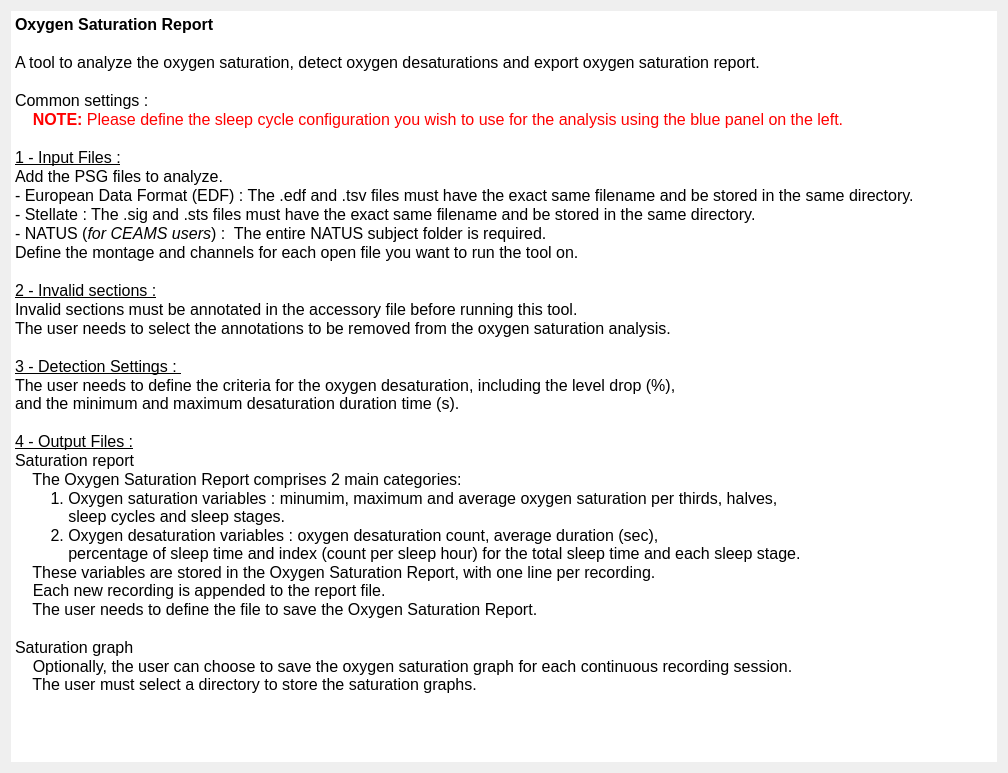
The window that tools/CEAMSTools/OxygenSaturationReport/IntroStep/Ui_IntroStep.ui (SnoozToolbox/snooz-package-ceams) describes before a commit, drawn with Qt 5.
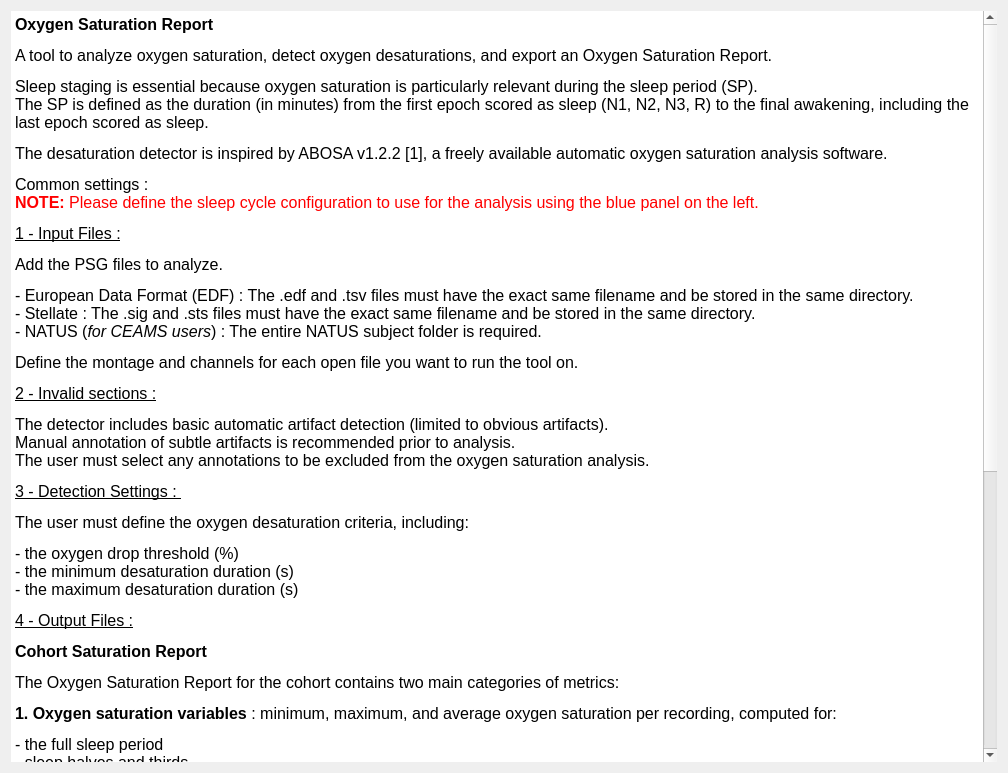
The same window after the commit.

Commit message: UI update to reflect ABOSA integration

```diff
--- a/tools/CEAMSTools/OxygenSaturationReport/IntroStep/Ui_IntroStep.ui
+++ b/tools/CEAMSTools/OxygenSaturationReport/IntroStep/Ui_IntroStep.ui
@@ -42,37 +42,32 @@
 li.unchecked::marker { content: &quot;\2610&quot;; }
 li.checked::marker { content: &quot;\2612&quot;; }
 &lt;/style&gt;&lt;/head&gt;&lt;body style=&quot; font-family:'Roboto'; font-size:12pt; font-weight:400; font-style:normal;&quot;&gt;
-&lt;p style=&quot; margin-top:0px; margin-bottom:0px; margin-left:0px; margin-right:0px; -qt-block-indent:0; text-indent:0px;&quot;&gt;&lt;span style=&quot; font-weight:600;&quot;&gt;Oxygen Saturation Report&lt;/span&gt;&lt;/p&gt;
-&lt;p style=&quot;-qt-paragraph-type:empty; margin-top:0px; margin-bottom:0px; margin-left:0px; margin-right:0px; -qt-block-indent:0; text-indent:0px;&quot;&gt;&lt;br /&gt;&lt;/p&gt;
-&lt;p style=&quot; margin-top:0px; margin-bottom:0px; margin-left:0px; margin-right:0px; -qt-block-indent:0; text-indent:0px;&quot;&gt;A tool to analyze the oxygen saturation, detect oxygen desaturations and export oxygen saturation report.&lt;/p&gt;
-&lt;p style=&quot;-qt-paragraph-type:empty; margin-top:0px; margin-bottom:0px; margin-left:0px; margin-right:0px; -qt-block-indent:0; text-indent:0px;&quot;&gt;&lt;br /&gt;&lt;/p&gt;
-&lt;p style=&quot; margin-top:0px; margin-bottom:0px; margin-left:0px; margin-right:0px; -qt-block-indent:0; text-indent:0px;&quot;&gt;Common settings : &lt;/p&gt;
-&lt;p style=&quot; margin-top:0px; margin-bottom:0px; margin-left:0px; margin-right:0px; -qt-block-indent:0; text-indent:0px;&quot;&gt;&lt;span style=&quot; font-weight:700; color:#ff0000;&quot;&gt;    NOTE:&lt;/span&gt;&lt;span style=&quot; color:#ff0000;&quot;&gt; Please define the sleep cycle configuration you wish to use for the analysis using the blue panel on the left.&lt;/span&gt;&lt;/p&gt;
-&lt;p style=&quot;-qt-paragraph-type:empty; margin-top:0px; margin-bottom:0px; margin-left:0px; margin-right:0px; -qt-block-indent:0; text-indent:0px;&quot;&gt;&lt;br /&gt;&lt;/p&gt;
-&lt;p style=&quot; margin-top:0px; margin-bottom:0px; margin-left:0px; margin-right:0px; -qt-block-indent:0; text-indent:0px;&quot;&gt;&lt;span style=&quot; text-decoration: underline;&quot;&gt;1 - Input Files :&lt;/span&gt;&lt;/p&gt;
-&lt;p style=&quot; margin-top:0px; margin-bottom:0px; margin-left:0px; margin-right:0px; -qt-block-indent:0; text-indent:0px;&quot;&gt;Add the PSG files to analyze.&lt;/p&gt;
-&lt;p style=&quot; margin-top:0px; margin-bottom:0px; margin-left:0px; margin-right:0px; -qt-block-indent:0; text-indent:0px;&quot;&gt;&lt;span style=&quot; font-family:'Roboto-Regular';&quot;&gt;- European Data Format (EDF) : The .edf and .tsv files must have the exact same filename and be stored in the same directory.&lt;/span&gt;&lt;/p&gt;
-&lt;p style=&quot; margin-top:0px; margin-bottom:0px; margin-left:0px; margin-right:0px; -qt-block-indent:0; text-indent:0px;&quot;&gt;&lt;span style=&quot; font-family:'Roboto-Regular';&quot;&gt;- Stellate : The .sig and .sts files must have the exact same filename and be stored in the same directory.&lt;/span&gt;&lt;/p&gt;
-&lt;p style=&quot; margin-top:0px; margin-bottom:0px; margin-left:0px; margin-right:0px; -qt-block-indent:0; text-indent:0px;&quot;&gt;&lt;span style=&quot; font-family:'Roboto-Regular';&quot;&gt;- NATUS (&lt;/span&gt;&lt;span style=&quot; font-family:'Roboto-Regular'; font-style:italic;&quot;&gt;for CEAMS users&lt;/span&gt;&lt;span style=&quot; font-family:'Roboto-Regular';&quot;&gt;) : &lt;/span&gt;&lt;span style=&quot; font-family:'MS Shell Dlg 2';&quot;&gt; The entire NATUS subject folder is required.&lt;/span&gt;&lt;/p&gt;
-&lt;p style=&quot; margin-top:0px; margin-bottom:0px; margin-left:0px; margin-right:0px; -qt-block-indent:0; text-indent:0px;&quot;&gt;Define the montage and channels for each open file you want to run the tool on.&lt;/p&gt;
-&lt;p style=&quot;-qt-paragraph-type:empty; margin-top:0px; margin-bottom:0px; margin-left:0px; margin-right:0px; -qt-block-indent:0; text-indent:0px;&quot;&gt;&lt;br /&gt;&lt;/p&gt;
-&lt;p style=&quot; margin-top:0px; margin-bottom:0px; margin-left:0px; margin-right:0px; -qt-block-indent:0; text-indent:0px;&quot;&gt;&lt;span style=&quot; text-decoration: underline;&quot;&gt;2 - Invalid sections :&lt;/span&gt;&lt;/p&gt;
-&lt;p style=&quot; margin-top:0px; margin-bottom:0px; margin-left:0px; margin-right:0px; -qt-block-indent:0; text-indent:0px;&quot;&gt;Invalid sections must be annotated in the accessory file before running this tool.&lt;/p&gt;
-&lt;p style=&quot; margin-top:0px; margin-bottom:0px; margin-left:0px; margin-right:0px; -qt-block-indent:0; text-indent:0px;&quot;&gt;The user needs to select the annotations to be removed from the oxygen saturation analysis.&lt;/p&gt;
-&lt;p style=&quot;-qt-paragraph-type:empty; margin-top:0px; margin-bottom:0px; margin-left:0px; margin-right:0px; -qt-block-indent:0; text-indent:0px;&quot;&gt;&lt;br /&gt;&lt;/p&gt;
-&lt;p style=&quot; margin-top:0px; margin-bottom:0px; margin-left:0px; margin-right:0px; -qt-block-indent:0; text-indent:0px;&quot;&gt;&lt;span style=&quot; text-decoration: underline;&quot;&gt;3 - Detection Settings : &lt;/span&gt;&lt;/p&gt;
-&lt;p style=&quot; margin-top:0px; margin-bottom:0px; margin-left:0px; margin-right:0px; -qt-block-indent:0; text-indent:0px;&quot;&gt;The user needs to define the criteria for the oxygen desaturation, including the level drop (%), &lt;br /&gt;and the minimum and maximum desaturation duration time (s).&lt;/p&gt;
-&lt;p style=&quot;-qt-paragraph-type:empty; margin-top:0px; margin-bottom:0px; margin-left:0px; margin-right:0px; -qt-block-indent:0; text-indent:0px;&quot;&gt;&lt;br /&gt;&lt;/p&gt;
-&lt;p style=&quot; margin-top:0px; margin-bottom:0px; margin-left:0px; margin-right:0px; -qt-block-indent:0; text-indent:0px;&quot;&gt;&lt;span style=&quot; text-decoration: underline;&quot;&gt;4 - Output Files :&lt;/span&gt;&lt;/p&gt;
-&lt;p style=&quot; margin-top:0px; margin-bottom:0px; margin-left:0px; margin-right:0px; -qt-block-indent:0; text-indent:0px;&quot;&gt;Saturation report&lt;/p&gt;
-&lt;p style=&quot; margin-top:0px; margin-bottom:0px; margin-left:0px; margin-right:0px; -qt-block-indent:0; text-indent:0px;&quot;&gt;    The Oxygen Saturation Report comprises 2 main categories:&lt;/p&gt;
-&lt;p style=&quot; margin-top:0px; margin-bottom:0px; margin-left:0px; margin-right:0px; -qt-block-indent:0; text-indent:0px;&quot;&gt;        1. Oxygen saturation variables : minumim, maximum and average oxygen saturation per thirds, halves, &lt;br /&gt;            sleep cycles and sleep stages.&lt;/p&gt;
-&lt;p style=&quot; margin-top:0px; margin-bottom:0px; margin-left:0px; margin-right:0px; -qt-block-indent:0; text-indent:0px;&quot;&gt;        2. Oxygen desaturation variables : oxygen desaturation count, average duration (sec), &lt;br /&gt;            percentage of sleep time and index (count per sleep hour) for the total sleep time and each sleep stage.&lt;/p&gt;
-&lt;p style=&quot; margin-top:0px; margin-bottom:0px; margin-left:0px; margin-right:0px; -qt-block-indent:0; text-indent:0px;&quot;&gt;    These variables are stored in the Oxygen Saturation Report, with one line per recording. &lt;br /&gt;    Each new recording is appended to the report file.&lt;/p&gt;
-&lt;p style=&quot; margin-top:0px; margin-bottom:0px; margin-left:0px; margin-right:0px; -qt-block-indent:0; text-indent:0px;&quot;&gt;    The user needs to define the file to save the Oxygen Saturation Report.&lt;/p&gt;
-&lt;p style=&quot;-qt-paragraph-type:empty; margin-top:0px; margin-bottom:0px; margin-left:0px; margin-right:0px; -qt-block-indent:0; text-indent:0px;&quot;&gt;&lt;br /&gt;&lt;/p&gt;
-&lt;p style=&quot; margin-top:0px; margin-bottom:0px; margin-left:0px; margin-right:0px; -qt-block-indent:0; text-indent:0px;&quot;&gt;Saturation graph&lt;/p&gt;
-&lt;p style=&quot; margin-top:0px; margin-bottom:0px; margin-left:0px; margin-right:0px; -qt-block-indent:0; text-indent:0px;&quot;&gt;    Optionally, the user can choose to save the oxygen saturation graph for each continuous recording session. &lt;br /&gt;    The user must select a directory to store the saturation graphs.&lt;/p&gt;&lt;/body&gt;&lt;/html&gt;</string>
+&lt;p style=&quot; margin-top:12px; margin-bottom:12px; margin-left:0px; margin-right:0px; -qt-block-indent:0; text-indent:0px;&quot;&gt;&lt;span style=&quot; font-weight:600;&quot;&gt;Oxygen Saturation Report&lt;/span&gt;&lt;/p&gt;
+&lt;p style=&quot; margin-top:12px; margin-bottom:12px; margin-left:0px; margin-right:0px; -qt-block-indent:0; text-indent:0px;&quot;&gt;A tool to analyze oxygen saturation, detect oxygen desaturations, and export an Oxygen Saturation Report.&lt;/p&gt;
+&lt;p style=&quot; margin-top:12px; margin-bottom:12px; margin-left:0px; margin-right:0px; -qt-block-indent:0; text-indent:0px;&quot;&gt;Sleep staging is essential because oxygen saturation is particularly relevant during the sleep period (SP).&lt;br /&gt;The SP is defined as the duration (in minutes) from the first epoch scored as sleep (N1, N2, N3, R) to the final awakening, including the last epoch scored as sleep.&lt;/p&gt;
+&lt;p style=&quot; margin-top:12px; margin-bottom:12px; margin-left:0px; margin-right:0px; -qt-block-indent:0; text-indent:0px;&quot;&gt;The desaturation detector is inspired by ABOSA v1.2.2 [1], a freely available automatic oxygen saturation analysis software.&lt;/p&gt;
+&lt;p style=&quot; margin-top:12px; margin-bottom:12px; margin-left:0px; margin-right:0px; -qt-block-indent:0; text-indent:0px;&quot;&gt;Common settings : &lt;br /&gt;&lt;span style=&quot; font-weight:700; color:#ff0000;&quot;&gt;NOTE:&lt;/span&gt;&lt;span style=&quot; color:#ff0000;&quot;&gt; Please define the sleep cycle configuration to use for the analysis using the blue panel on the left.&lt;/span&gt;&lt;/p&gt;
+&lt;p style=&quot; margin-top:12px; margin-bottom:12px; margin-left:0px; margin-right:0px; -qt-block-indent:0; text-indent:0px;&quot;&gt;&lt;span style=&quot; text-decoration: underline;&quot;&gt;1 - Input Files :&lt;/span&gt;&lt;/p&gt;
+&lt;p style=&quot; margin-top:12px; margin-bottom:12px; margin-left:0px; margin-right:0px; -qt-block-indent:0; text-indent:0px;&quot;&gt;Add the PSG files to analyze.&lt;/p&gt;
+&lt;p style=&quot; margin-top:12px; margin-bottom:12px; margin-left:0px; margin-right:0px; -qt-block-indent:0; text-indent:0px;&quot;&gt;&lt;span style=&quot; font-family:'Roboto-Regular';&quot;&gt;- European Data Format (EDF) : The .edf and .tsv files must have the exact same filename and be stored in the same directory.&lt;br /&gt;- Stellate : The .sig and .sts files must have the exact same filename and be stored in the same directory.&lt;br /&gt;- NATUS (&lt;/span&gt;&lt;span style=&quot; font-family:'Roboto-Regular'; font-style:italic;&quot;&gt;for CEAMS users&lt;/span&gt;&lt;span style=&quot; font-family:'Roboto-Regular';&quot;&gt;) : &lt;/span&gt;&lt;span style=&quot; font-family:'MS Shell Dlg 2';&quot;&gt;The entire NATUS subject folder is required.&lt;/span&gt;&lt;/p&gt;
+&lt;p style=&quot; margin-top:12px; margin-bottom:12px; margin-left:0px; margin-right:0px; -qt-block-indent:0; text-indent:0px;&quot;&gt;Define the montage and channels for each open file you want to run the tool on.&lt;/p&gt;
+&lt;p style=&quot; margin-top:12px; margin-bottom:12px; margin-left:0px; margin-right:0px; -qt-block-indent:0; text-indent:0px;&quot;&gt;&lt;span style=&quot; text-decoration: underline;&quot;&gt;2 - Invalid sections :&lt;/span&gt;&lt;/p&gt;
+&lt;p style=&quot; margin-top:12px; margin-bottom:12px; margin-left:0px; margin-right:0px; -qt-block-indent:0; text-indent:0px;&quot;&gt;The detector includes basic automatic artifact detection (limited to obvious artifacts). &lt;br /&gt;Manual annotation of subtle artifacts is recommended prior to analysis.&lt;br /&gt;The user must select any annotations to be excluded from the oxygen saturation analysis.&lt;/p&gt;
+&lt;p style=&quot; margin-top:12px; margin-bottom:12px; margin-left:0px; margin-right:0px; -qt-block-indent:0; text-indent:0px;&quot;&gt;&lt;span style=&quot; text-decoration: underline;&quot;&gt;3 - Detection Settings : &lt;/span&gt;&lt;/p&gt;
+&lt;p style=&quot; margin-top:12px; margin-bottom:12px; margin-left:0px; margin-right:0px; -qt-block-indent:0; text-indent:0px;&quot;&gt;The user must define the oxygen desaturation criteria, including:&lt;/p&gt;
+&lt;p style=&quot; margin-top:12px; margin-bottom:12px; margin-left:0px; margin-right:0px; -qt-block-indent:0; text-indent:0px;&quot;&gt;- the oxygen drop threshold (%)&lt;br /&gt;- the minimum desaturation duration (s)&lt;br /&gt;- the maximum desaturation duration (s)&lt;/p&gt;
+&lt;p style=&quot; margin-top:12px; margin-bottom:12px; margin-left:0px; margin-right:0px; -qt-block-indent:0; text-indent:0px;&quot;&gt;&lt;span style=&quot; text-decoration: underline;&quot;&gt;4 - Output Files :&lt;/span&gt;&lt;/p&gt;
+&lt;p style=&quot; margin-top:12px; margin-bottom:12px; margin-left:0px; margin-right:0px; -qt-block-indent:0; text-indent:0px;&quot;&gt;&lt;span style=&quot; font-weight:700;&quot;&gt;Cohort Saturation Report&lt;/span&gt;&lt;/p&gt;
+&lt;p style=&quot; margin-top:12px; margin-bottom:12px; margin-left:0px; margin-right:0px; -qt-block-indent:0; text-indent:0px;&quot;&gt;The Oxygen Saturation Report for the cohort contains two main categories of metrics:&lt;/p&gt;
+&lt;p style=&quot; margin-top:12px; margin-bottom:12px; margin-left:0px; margin-right:0px; -qt-block-indent:0; text-indent:0px;&quot;&gt;&lt;span style=&quot; font-weight:700;&quot;&gt;1. Oxygen saturation variables&lt;/span&gt; : minimum, maximum, and average oxygen saturation per recording, computed for:&lt;/p&gt;
+&lt;p style=&quot; margin-top:12px; margin-bottom:12px; margin-left:0px; margin-right:0px; -qt-block-indent:0; text-indent:0px;&quot;&gt;- the full sleep period&lt;br /&gt;- sleep halves and thirds&lt;br /&gt;- individual sleep cycles&lt;br /&gt;- sleep stages&lt;/p&gt;
+&lt;p style=&quot; margin-top:12px; margin-bottom:12px; margin-left:0px; margin-right:0px; -qt-block-indent:0; text-indent:0px;&quot;&gt;&lt;span style=&quot; font-weight:700;&quot;&gt;2. Oxygen desaturation variables :&lt;/span&gt; – including:&lt;/p&gt;
+&lt;p style=&quot; margin-top:12px; margin-bottom:12px; margin-left:0px; margin-right:0px; -qt-block-indent:0; text-indent:0px;&quot;&gt;- oxygen desaturation index (ODI, events per sleep hour)&lt;br /&gt;- desaturation severity (sum of areas under desaturation events, in percent·sec, over the sleep period)&lt;br /&gt;- percentage of sleep time spent in desaturation&lt;br /&gt;- average and median desaturation characteristics (duration, area, slope, drop)&lt;/p&gt;
+&lt;p style=&quot; margin-top:12px; margin-bottom:12px; margin-left:0px; margin-right:0px; -qt-block-indent:0; text-indent:0px;&quot;&gt;All variables are computed for the total sleep period. &lt;br /&gt;Each recording is saved as one line in the cohort report, with new recordings appended to the existing file. &lt;/p&gt;
+&lt;p style=&quot; margin-top:12px; margin-bottom:12px; margin-left:0px; margin-right:0px; -qt-block-indent:0; text-indent:0px;&quot;&gt;The user specifies the file location to save the Cohort Oxygen Saturation Report.&lt;/p&gt;
+&lt;p style=&quot; margin-top:12px; margin-bottom:12px; margin-left:0px; margin-right:0px; -qt-block-indent:0; text-indent:0px;&quot;&gt;&lt;span style=&quot; font-weight:700;&quot;&gt;Optional outputs&lt;/span&gt;&lt;/p&gt;
+&lt;p style=&quot; margin-top:12px; margin-bottom:12px; margin-left:0px; margin-right:0px; -qt-block-indent:0; text-indent:0px;&quot;&gt;The detected desaturation events can be saved in the accessory file associated with the recording, for review.&lt;/p&gt;
+&lt;p style=&quot; margin-top:12px; margin-bottom:12px; margin-left:0px; margin-right:0px; -qt-block-indent:0; text-indent:0px;&quot;&gt;&lt;span style=&quot; font-family:'Lato','proxima-nova','Helvetica Neue','Arial','sans-serif'; font-size:16px; color:#404040; background-color:#fcfcfc;&quot;&gt;The user can select an output directory to save the following outputs for each recording :&lt;/span&gt;&lt;br /&gt;- A desaturation characteristics report, including:&lt;br /&gt;   - start time (s)&lt;br /&gt;   - duration (s)&lt;br /&gt;   - slope (%/s)&lt;br /&gt;   - depth (%)&lt;br /&gt;   - area (%*s)&lt;br /&gt;- The oxygen saturation graph, including invalid sections.&lt;/p&gt;&lt;/body&gt;&lt;/html&gt;</string>
      </property>
     </widget>
    </item>
```
The commit also changes 5 other files.
